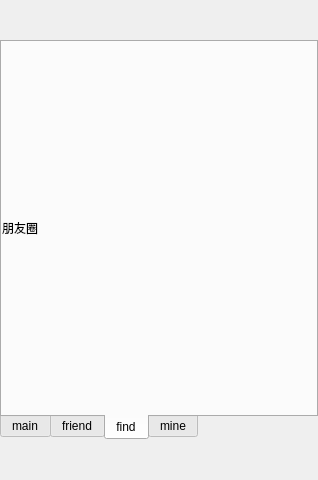
Old version of the form homepage.ui in the repository GhostsLYB/Client.
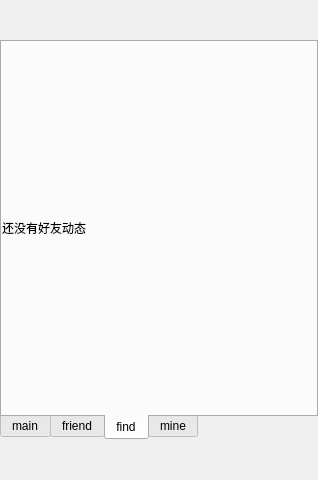
New version of the form. The open tabs and pages were chosen to show the change. Custom widgets are drawn as their Qt base class.

Commit message: 添加：好友添加和更新最近聊天列表，优化文件下载

```diff
--- a/homepage.ui
+++ b/homepage.ui
@@ -166,7 +166,7 @@
                <item row="0" column="0">
                 <widget class="QLabel" name="label">
                  <property name="text">
-                  <string>朋友圈</string>
+                  <string>还没有好友动态</string>
                  </property>
                 </widget>
                </item>
```
Left out of the diff: 2 changed lines with no effect on the pictures. The commit also changes 20 other files.
